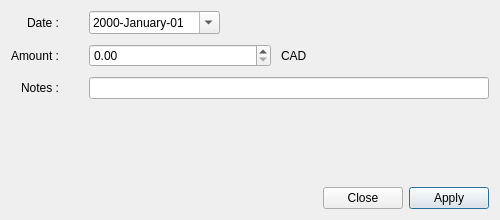
Before: the Qt Designer form src/editirregularelementdialog.ui in redmoon1945/gbp, drawn with Qt 5.
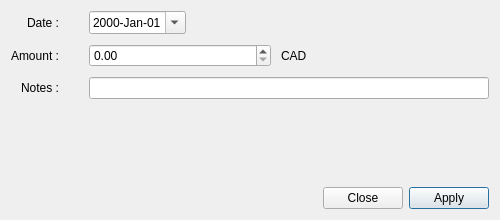
After: the same form once the commit is applied.

The edit to the form file:
```diff
--- a/src/editirregularelementdialog.ui
+++ b/src/editirregularelementdialog.ui
@@ -77,7 +77,7 @@
             <enum>QDateTimeEdit::Section::YearSection</enum>
            </property>
            <property name="displayFormat">
-            <string notr="true">yyyy-MMMM-dd</string>
+            <string notr="true">yyyy-MMM-dd</string>
            </property>
            <property name="calendarPopup">
             <bool>true</bool>
```
Left out of the diff: 6 changed lines with no effect on the pictures.
